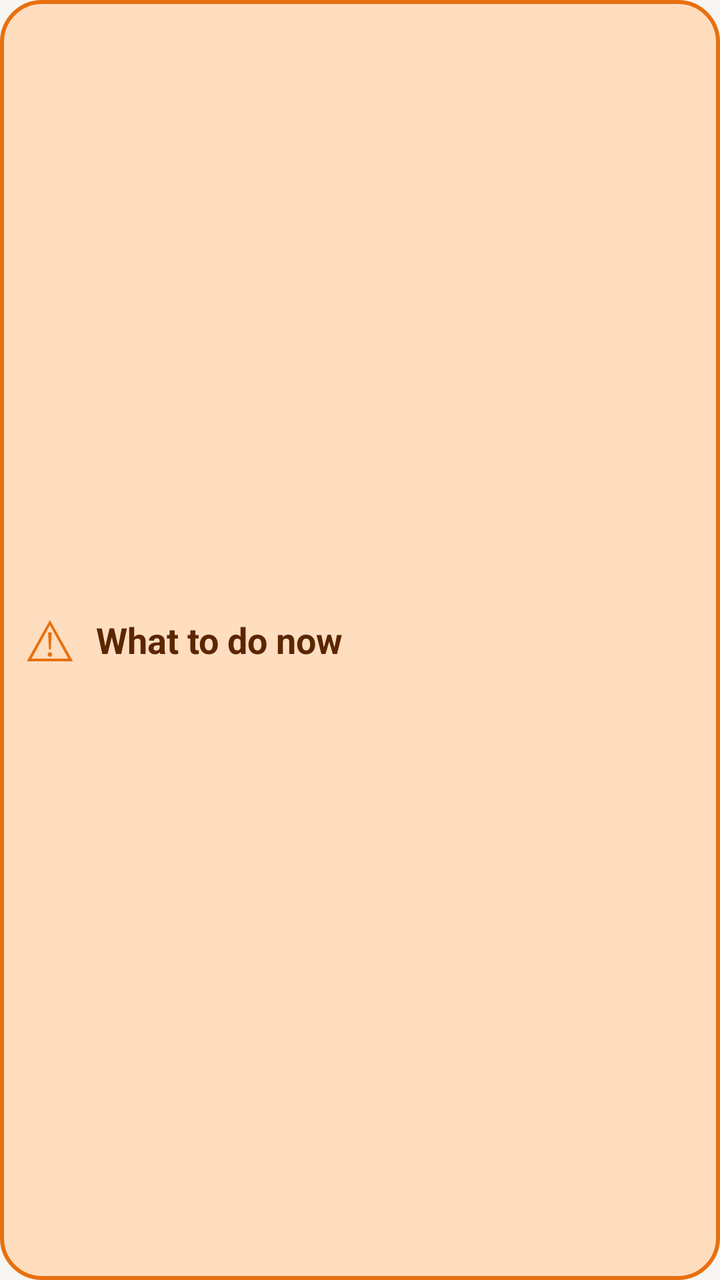
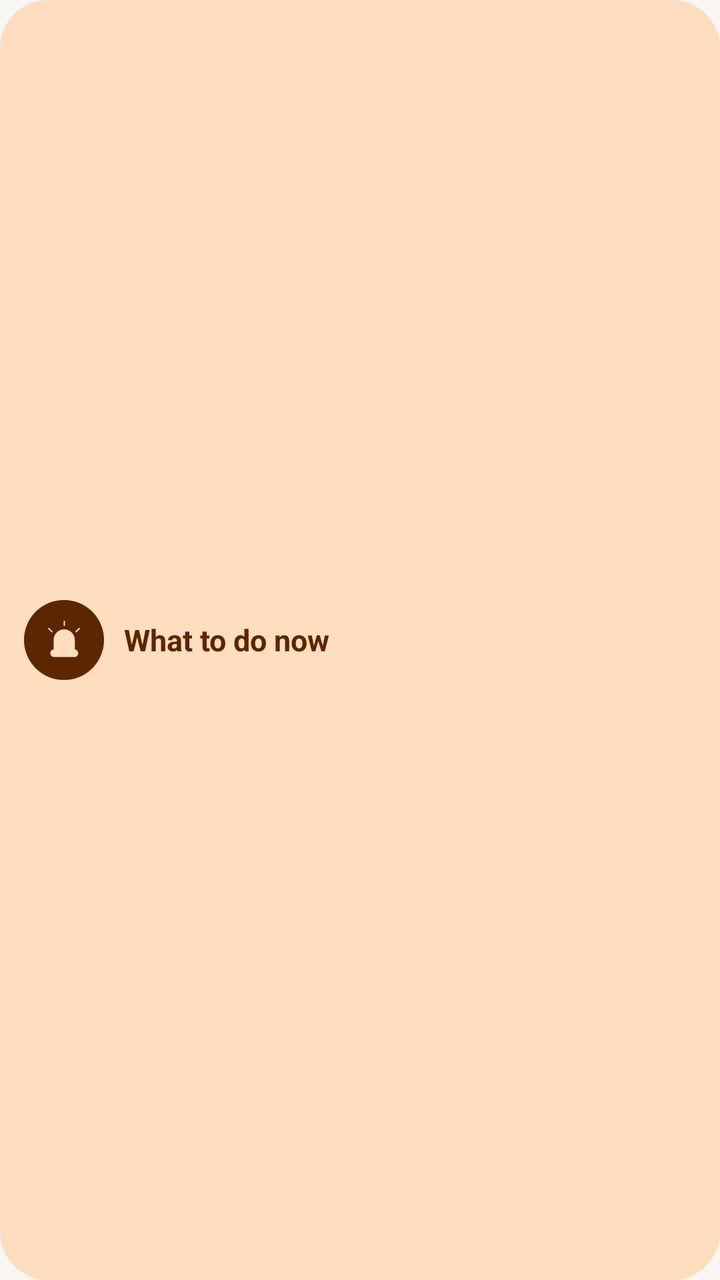

Screens rendered from an Android XML layout before and after an edit, with the pre-edit source and the edit as a unified diff.
<!-- AndroidManifest.xml: application theme Theme.Sprotyv -->
<!-- res/layout/widget_now.xml -->
<?xml version="1.0" encoding="utf-8"?>
<LinearLayout xmlns:android="http://schemas.android.com/apk/res/android" android:id="@+id/w_root" android:layout_width="match_parent" android:layout_height="match_parent"
    android:background="@drawable/w_shape_urgent" android:gravity="center_vertical" android:orientation="horizontal" android:padding="12dp">
    <TextView android:layout_width="wrap_content" android:layout_height="wrap_content" android:text="⚠" android:textSize="28sp"
        android:textColor="@color/w_urgent_edge" android:importantForAccessibility="no" />
    <TextView android:layout_width="0dp" android:layout_weight="1" android:layout_height="wrap_content" android:layout_marginStart="10dp"
        android:text="@string/tile_now" android:textColor="@color/w_urgent_ink" android:textSize="18sp" android:textStyle="bold" android:maxLines="2" />
</LinearLayout>
<!-- resources referenced by this layout -->
<resources>
  <color name="w_urgent_edge">#FFE8700F</color>
  <color name="w_urgent_ink">#FF5C2600</color>
  <!-- drawable w_shape_urgent (drawable) -->
  <?xml version="1.0" encoding="utf-8"?>
  <shape xmlns:android="http://schemas.android.com/apk/res/android" android:shape="rectangle">
      <solid android:color="@color/w_urgent_bg" />
      <stroke android:width="2dp" android:color="@color/w_urgent_edge" />
      <corners android:radius="20dp" />
  </shape>
  <string name="tile_now">What to do now</string>
  <style name="Theme.Sprotyv" parent="android:Theme.Material.Light.NoActionBar">
          <item name="android:windowBackground">@color/background</item>
          <item name="android:statusBarColor">@android:color/transparent</item>
          <item name="android:navigationBarColor">@android:color/transparent</item>
      </style>
  <color name="w_urgent_bg">#FFFFDDBF</color>
  <color name="background">#FFF7F6F2</color>
</resources>

<!-- the commit's change to res/layout/widget_now.xml (unified diff, before → after) -->
@@ -1,8 +1,12 @@
 <?xml version="1.0" encoding="utf-8"?>
 <LinearLayout xmlns:android="http://schemas.android.com/apk/res/android" android:id="@+id/w_root" android:layout_width="match_parent" android:layout_height="match_parent"
-    android:background="@drawable/w_shape_urgent" android:gravity="center_vertical" android:orientation="horizontal" android:padding="12dp">
-    <TextView android:layout_width="wrap_content" android:layout_height="wrap_content" android:text="⚠" android:textSize="28sp"
-        android:textColor="@color/w_urgent_edge" android:importantForAccessibility="no" />
-    <TextView android:layout_width="0dp" android:layout_weight="1" android:layout_height="wrap_content" android:layout_marginStart="10dp"
-        android:text="@string/tile_now" android:textColor="@color/w_urgent_ink" android:textSize="18sp" android:textStyle="bold" android:maxLines="2" />
+    android:background="@drawable/w_shape_urgent" android:gravity="center_vertical" android:orientation="horizontal" android:paddingHorizontal="12dp" android:paddingVertical="8dp">
+    <FrameLayout android:layout_width="40dp" android:layout_height="40dp" android:background="@drawable/w_badge_urgent">
+        <ImageView android:layout_width="match_parent" android:layout_height="match_parent" android:padding="8dp"
+            android:src="@drawable/om_siren" android:tint="@color/w_urgent_bg" android:importantForAccessibility="no" />
+    </FrameLayout>
+    <LinearLayout android:layout_width="0dp" android:layout_weight="1" android:layout_height="wrap_content" android:layout_marginStart="10dp" android:orientation="vertical">
+        <TextView android:layout_width="match_parent" android:layout_height="wrap_content" android:text="@string/tile_now"
+            android:textColor="@color/w_urgent_ink" android:textSize="15sp" android:textStyle="bold" android:maxLines="2" android:ellipsize="end" />
+    </LinearLayout>
 </LinearLayout>
<!-- resource entries referenced after the edit -->
@@ -1,13 +1,28 @@
 <!-- resources referenced by this layout -->
 <resources>
-  <color name="w_urgent_edge">#FFE8700F</color>
   <color name="w_urgent_ink">#FF5C2600</color>
+  <!-- drawable om_siren (drawable) -->
+  <?xml version="1.0" encoding="utf-8"?>
+  <vector xmlns:android="http://schemas.android.com/apk/res/android" android:width="72dp" android:height="72dp" android:viewportWidth="72" android:viewportHeight="72">
+      <path android:fillColor="#FFEA5A47" android:pathData="M21.4,51V36A14.9585,14.9585,0,0,1,36.3,21h0A15.0887,15.0887,0,0,1,51.2,36V51"/>
+      <path android:fillColor="#FFD0CFCE" android:pathData="M21.4,51h30a4.9514,4.9514,0,0,1,5,5h0a4.9514,4.9514,0,0,1-5,5h-30a4.9514,4.9514,0,0,1-5-5h0A4.9514,4.9514,0,0,1,21.4,51Z"/>
+      <path android:fillColor="#FFD22F27" android:pathData="M51.4,36A14.9381,14.9381,0,0,0,36.6,21h0a14.7059,14.7059,0,0,0-4.2.6C41.8,25.4,42.7,44.8,42.8,51h8.7V36Z"/>
+      <path android:strokeColor="#FF000000" android:strokeWidth="2" android:strokeLineCap="round" android:strokeLineJoin="round" android:pathData="M17.8,23.5L13.1,18.8"/>
+      <path android:strokeColor="#FF000000" android:strokeWidth="2" android:strokeLineCap="round" android:strokeLineJoin="round" android:pathData="M54.1,23.5L58.8,18.8"/>
+      <path android:strokeColor="#FF000000" android:strokeWidth="2" android:strokeLineCap="round" android:strokeLineJoin="round" android:pathData="M36.4,14.0L36.4,8.0"/>
+      <path android:strokeColor="#FF000000" android:strokeWidth="2" android:strokeLineCap="round" android:strokeLineJoin="round" android:pathData="M21.4,51V36A14.9585,14.9585,0,0,1,36.3,21h0A15.0887,15.0887,0,0,1,51.2,36V51"/>
+      <path android:strokeColor="#FF000000" android:strokeWidth="2" android:strokeLineCap="round" android:strokeLineJoin="round" android:pathData="M21.1,51H51.6a4.8011,4.8011,0,0,1,4.8,4.8h0a4.8011,4.8011,0,0,1-4.8,4.8H21.1a4.8011,4.8011,0,0,1-4.8-4.8h0A4.9353,4.9353,0,0,1,21.1,51Z"/>
+  </vector>
+  <!-- drawable w_badge_urgent (drawable) -->
+  <?xml version="1.0" encoding="utf-8"?>
+  <shape xmlns:android="http://schemas.android.com/apk/res/android" android:shape="oval">
+      <solid android:color="@color/w_urgent_ink" />
+  </shape>
   <!-- drawable w_shape_urgent (drawable) -->
   <?xml version="1.0" encoding="utf-8"?>
   <shape xmlns:android="http://schemas.android.com/apk/res/android" android:shape="rectangle">
       <solid android:color="@color/w_urgent_bg" />
-      <stroke android:width="2dp" android:color="@color/w_urgent_edge" />
-      <corners android:radius="20dp" />
+      <corners android:radius="24dp" />
   </shape>
   <string name="tile_now">What to do now</string>
   <style name="Theme.Sprotyv" parent="android:Theme.Material.Light.NoActionBar">
